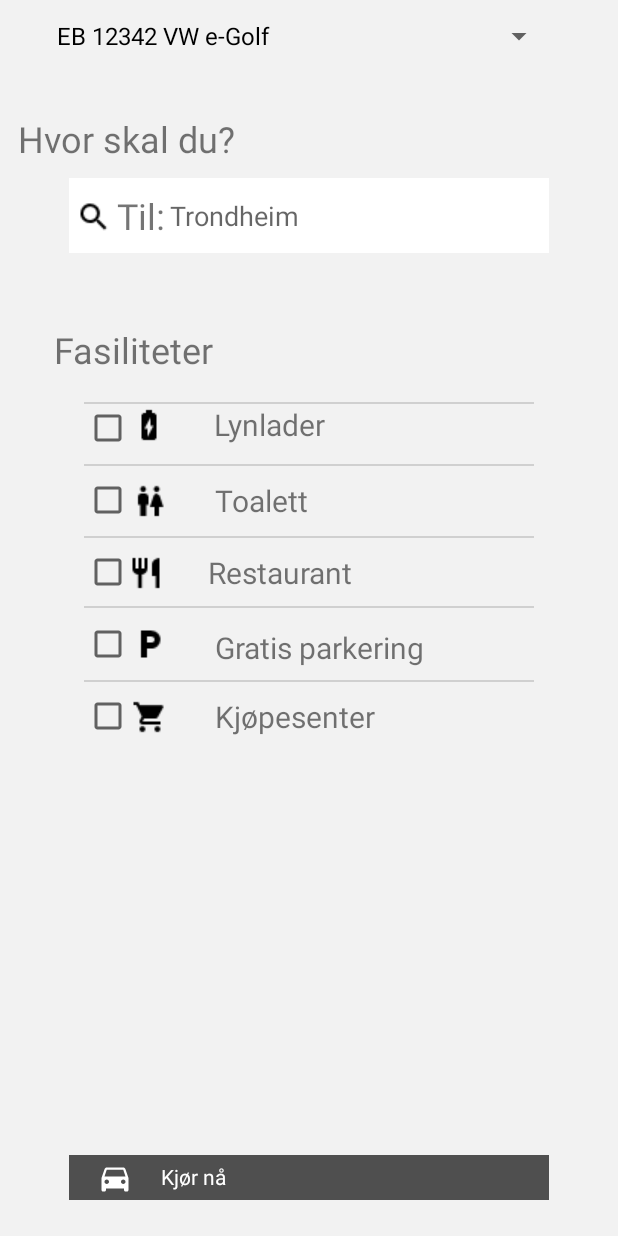
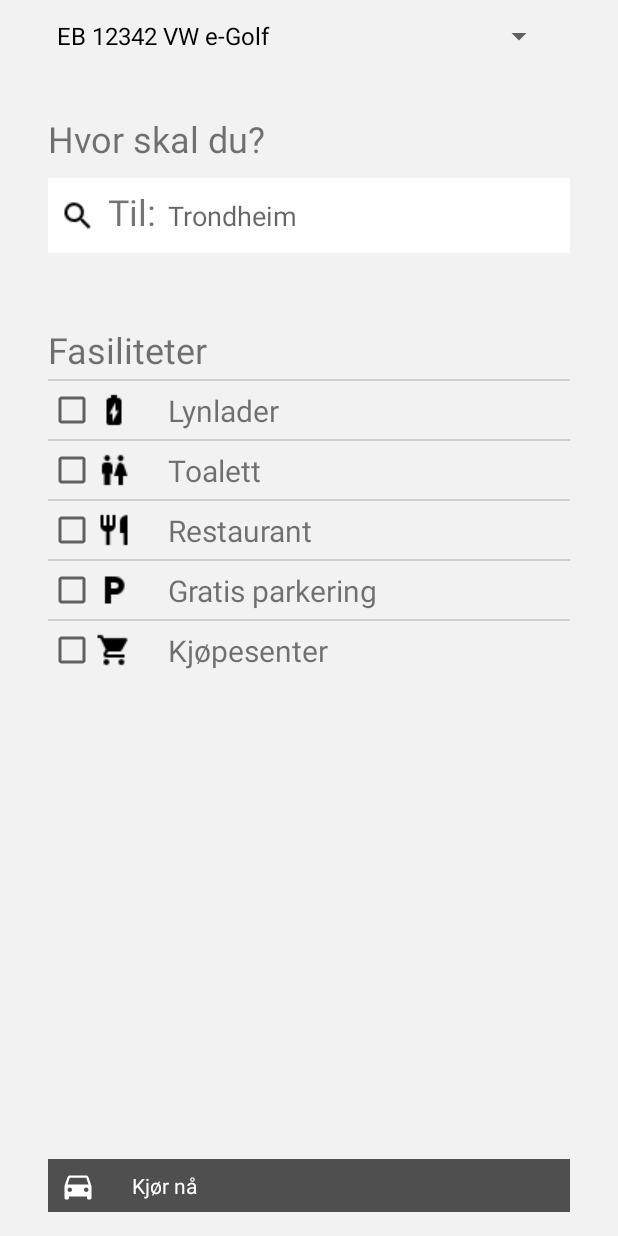
Before and after one commit to redhotk1m/Elfin, an Android app: the screen it shows after launch (MainActivity), on a phone screen of 412 x 824 dp. Run offline under Robolectric (Android 15) with nearby library versions, the phone set to English and light mode, and no system bars; libraries missing offline, so code that uses them is left out: rebus.permissionutils.

Commit message:
Fikset activity main sitt contraint, bør fikses mer. Laget statisk metode for beregning av distanse mellom to koordinater i KM.

```diff
--- /dev/null
+++ b/app/src/main/java/com/example/elfin/API/Nobil.java
@@ -0,0 +1,9 @@
+package com.example.elfin.API;
+
+public class Nobil {
+
+
+
+
+
+}
--- a/app/src/main/java/com/example/elfin/AboutCharger.java
+++ b/app/src/main/java/com/example/elfin/AboutCharger.java
@@ -28,7 +28,6 @@ public class AboutCharger extends AppCompatActivity {
                 if (mapIntent.resolveActivity(getPackageManager()) != null) {
                     startActivity(mapIntent);
                 }
-
             }
         });
 
--- a/app/src/main/java/com/example/elfin/AddCarActivity.java
+++ b/app/src/main/java/com/example/elfin/AddCarActivity.java
@@ -25,6 +25,7 @@ import com.google.firebase.firestore.QuerySnapshot;
 public class AddCarActivity extends AppCompatActivity {
 
     private final String TAG = "AddCarActivity";
+    public static Elbil elbil = new Elbil();
 
     private FirebaseFirestore db = FirebaseFirestore.getInstance();
     private CollectionReference elbilRef = db.collection("Elbiler");
--- a/app/src/main/java/com/example/elfin/MainActivity.java
+++ b/app/src/main/java/com/example/elfin/MainActivity.java
@@ -17,6 +17,7 @@ import android.widget.EditText;
 import android.widget.ImageButton;
 import android.widget.Spinner;
 
+import com.example.elfin.API.CarInfoAPI;
 import com.google.android.gms.location.LocationRequest;
 import com.google.android.gms.maps.GoogleMap;
 
@@ -45,6 +46,8 @@ public class MainActivity extends AppCompatActivity implements ActivityCompat.On
         ArrayAdapter<String> adapter = new ArrayAdapter<>(this, android.R.layout.simple_spinner_dropdown_item, items);
         dropdown.setAdapter(adapter);
         dropdown.setPrompt("EB12342 VW e-Golf");
+        //Intent intent = new Intent(this,AboutCharger.class);
+        //startActivity(intent);
 
 
 
--- /dev/null
+++ b/app/src/main/java/com/example/elfin/staticMethods/Distance.java
@@ -0,0 +1,12 @@
+package com.example.elfin.staticMethods;
+
+public class Distance {
+    public static long distanceBetweenKM(double lat1, double lon1, double lat2, double lon2){
+        double p = 0.017453292519943295;
+        double a = 0.5 - Math.cos((lat2 - lat1) * p)/2 +
+                Math.cos(lat1 * p) * Math.cos(lat2 * p) *
+                        (1 - Math.cos((lon2 - lon1) * p))/2;
+        long result = Math.round(12742 * Math.asin(Math.sqrt(a)));
+        return result;
+    }
+}
--- a/app/src/main/res/layout/activity_about_charger.xml
+++ b/app/src/main/res/layout/activity_about_charger.xml
@@ -8,15 +8,17 @@
 
     <ImageView
         android:id="@+id/imageView3"
-        android:layout_width="330dp"
+        android:layout_width="0dp"
         android:layout_height="100dp"
+        android:layout_marginStart="16dp"
+        android:layout_marginTop="16dp"
+        android:layout_marginEnd="16dp"
         android:scaleType="centerCrop"
         app:layout_constraintBottom_toBottomOf="parent"
         app:layout_constraintEnd_toEndOf="parent"
-        app:layout_constraintHorizontal_bias="0.333"
         app:layout_constraintStart_toStartOf="parent"
         app:layout_constraintTop_toTopOf="parent"
-        app:layout_constraintVertical_bias="0.025"
+        app:layout_constraintVertical_bias="0.0"
         app:srcCompat="@drawable/staticmap" />
 
     <Button
@@ -40,10 +42,10 @@
         android:textStyle="bold"
         app:layout_constraintBottom_toBottomOf="@+id/imageView3"
         app:layout_constraintEnd_toEndOf="@+id/imageView3"
-        app:layout_constraintHorizontal_bias="0.056"
+        app:layout_constraintHorizontal_bias="0.022"
         app:layout_constraintStart_toStartOf="@+id/imageView3"
         app:layout_constraintTop_toTopOf="@+id/imageView3"
-        app:layout_constraintVertical_bias="0.2" />
+        app:layout_constraintVertical_bias="0.105" />
 
     <TextView
         android:id="@+id/textView2"
@@ -55,5 +57,5 @@
         app:layout_constraintHorizontal_bias="0.027"
         app:layout_constraintStart_toStartOf="@+id/imageView3"
         app:layout_constraintTop_toBottomOf="@+id/textView"
-        app:layout_constraintVertical_bias="0.292" />
+        app:layout_constraintVertical_bias="0.0" />
 </androidx.constraintlayout.widget.ConstraintLayout>
--- a/app/src/main/res/layout/activity_main.xml
+++ b/app/src/main/res/layout/activity_main.xml
@@ -28,23 +28,27 @@
         android:id="@+id/headerText"
         android:layout_width="wrap_content"
         android:layout_height="wrap_content"
+        android:layout_marginStart="32dp"
         android:layout_marginTop="28dp"
         android:text="@string/startMainTitle"
         android:textSize="24sp"
         app:layout_constraintEnd_toEndOf="parent"
-        app:layout_constraintHorizontal_bias="0.046"
+        app:layout_constraintHorizontal_bias="0.0"
         app:layout_constraintStart_toStartOf="parent"
         app:layout_constraintTop_toBottomOf="@+id/chooseCar" />
 
     <View
         android:id="@+id/rectangleTo"
-        android:layout_width="320dp"
+        android:layout_width="0dp"
         android:layout_height="50dp"
         android:layout_alignParentTop="true"
+        android:layout_marginStart="32dp"
         android:layout_marginTop="10dp"
+        android:layout_marginEnd="32dp"
         android:background="@color/whiteColor"
         android:visibility="visible"
         app:layout_constraintEnd_toEndOf="parent"
+        app:layout_constraintHorizontal_bias="0.3"
         app:layout_constraintStart_toStartOf="parent"
         app:layout_constraintTop_toBottomOf="@+id/headerText" />
 
@@ -52,215 +56,201 @@
         android:id="@+id/textTo"
         android:layout_width="wrap_content"
         android:layout_height="wrap_content"
+        android:layout_marginStart="8dp"
         android:text="@string/to"
         android:textSize="24sp"
-        app:layout_constraintBottom_toBottomOf="@+id/rectangleTo"
-        app:layout_constraintEnd_toEndOf="@+id/rectangleTo"
-        app:layout_constraintHorizontal_bias="0.11"
-        app:layout_constraintStart_toStartOf="@+id/rectangleTo"
-        app:layout_constraintTop_toBottomOf="@+id/headerText"
-        app:layout_constraintVertical_bias="0.678" />
+        app:layout_constraintBaseline_toBaselineOf="@+id/editTextToAPlace"
+        app:layout_constraintStart_toEndOf="@+id/imageViewSearch" />
 
     <EditText
         android:id="@+id/editTextToAPlace"
-        android:layout_width="250dp"
+        android:layout_width="0dp"
         android:layout_height="wrap_content"
+        android:layout_marginStart="8dp"
         android:background="@null"
         android:ems="10"
+        android:hint="@string/trondheim"
+        android:importantForAutofill="no"
         android:inputType="text"
+
         app:layout_constraintBottom_toBottomOf="@+id/rectangleTo"
         app:layout_constraintEnd_toEndOf="@+id/rectangleTo"
         app:layout_constraintStart_toEndOf="@+id/textTo"
-
-        android:hint="@string/trondheim"
-        app:layout_constraintTop_toTopOf="@+id/rectangleTo"
-        android:importantForAutofill="no" />
+        app:layout_constraintTop_toTopOf="@+id/rectangleTo" />
 
     <ImageView
         android:id="@+id/imageViewSearch"
         android:layout_width="wrap_content"
         android:layout_height="wrap_content"
+        android:layout_marginStart="8dp"
         android:contentDescription="@string/search"
         app:layout_constraintBottom_toBottomOf="@+id/rectangleTo"
-        app:layout_constraintEnd_toEndOf="@+id/rectangleTo"
-        app:layout_constraintHorizontal_bias="0.015"
         app:layout_constraintStart_toStartOf="@+id/rectangleTo"
         app:layout_constraintTop_toTopOf="@+id/rectangleTo"
-        app:layout_constraintVertical_bias="0.538"
         app:srcCompat="@drawable/baseline_search_black_24dp" />
-
 
 
     <TextView
         android:id="@+id/facilities"
         android:layout_width="wrap_content"
         android:layout_height="wrap_content"
+        android:layout_marginStart="32dp"
         android:layout_marginTop="48dp"
         android:text="@string/startSubTitle"
         android:textSize="24sp"
         app:layout_constraintEnd_toEndOf="parent"
-        app:layout_constraintHorizontal_bias="0.118"
+        app:layout_constraintHorizontal_bias="0.0"
         app:layout_constraintStart_toStartOf="parent"
         app:layout_constraintTop_toBottomOf="@+id/rectangleTo" />
 
 
-
-
-
-
     <CheckBox
         android:id="@+id/checkBoxCharger"
-        android:layout_width="300dp"
+        android:layout_width="0dp"
         android:layout_height="wrap_content"
-        android:layout_marginTop="20dp"
+        android:layout_marginTop="8dp"
         android:textStyle="bold"
-        app:layout_constraintEnd_toEndOf="parent"
-        app:layout_constraintStart_toStartOf="parent"
+        app:layout_constraintEnd_toEndOf="@+id/line"
+        app:layout_constraintHorizontal_bias="0.0"
+        app:layout_constraintStart_toStartOf="@+id/line"
         app:layout_constraintTop_toBottomOf="@+id/facilities" />
 
     <CheckBox
         android:id="@+id/checkBoxWC"
-        android:layout_width="300dp"
+        android:layout_width="0dp"
         android:layout_height="wrap_content"
-        android:layout_marginTop="16dp"
-        app:layout_constraintEnd_toEndOf="parent"
-        app:layout_constraintStart_toStartOf="parent"
-        app:layout_constraintTop_toBottomOf="@+id/checkBoxCharger"
-        />
+        android:layout_marginTop="8dp"
+        app:layout_constraintEnd_toEndOf="@+id/line2"
+        app:layout_constraintHorizontal_bias="0.0"
+        app:layout_constraintStart_toStartOf="@+id/line2"
+        app:layout_constraintTop_toBottomOf="@+id/checkBoxCharger" />
 
     <CheckBox
         android:id="@+id/checkBoxResturant"
-        android:layout_width="300dp"
+        android:layout_width="0dp"
         android:layout_height="wrap_content"
-        android:layout_marginTop="16dp"
-        app:layout_constraintEnd_toEndOf="parent"
-        app:layout_constraintStart_toStartOf="parent"
+        android:layout_marginTop="8dp"
+        app:layout_constraintEnd_toEndOf="@+id/line3"
+        app:layout_constraintHorizontal_bias="0.51"
+        app:layout_constraintStart_toStartOf="@+id/line3"
         app:layout_constraintTop_toBottomOf="@+id/checkBoxWC" />
 
     <CheckBox
         android:id="@+id/checkBoxParkering"
-        android:layout_width="300dp"
+        android:layout_width="0dp"
         android:layout_height="wrap_content"
-        android:layout_marginTop="16dp"
+        android:layout_marginTop="8dp"
         android:textSize="20sp"
-        app:layout_constraintEnd_toEndOf="parent"
-        app:layout_constraintStart_toStartOf="parent"
+        app:layout_constraintEnd_toEndOf="@+id/line4"
+        app:layout_constraintHorizontal_bias="0.0"
+        app:layout_constraintStart_toStartOf="@+id/line4"
         app:layout_constraintTop_toBottomOf="@+id/checkBoxResturant" />
 
     <CheckBox
         android:id="@+id/checkBoxShopping"
-        android:layout_width="300dp"
+        android:layout_width="0dp"
         android:layout_height="wrap_content"
-        android:layout_marginTop="16dp"
-        app:layout_constraintEnd_toEndOf="parent"
-        app:layout_constraintStart_toStartOf="parent"
+        android:layout_marginTop="8dp"
+        app:layout_constraintEnd_toEndOf="@+id/line5"
+        app:layout_constraintHorizontal_bias="0.504"
+        app:layout_constraintStart_toStartOf="@+id/line5"
         app:layout_constraintTop_toBottomOf="@+id/checkBoxParkering" />
 
     <TextView
         android:id="@+id/textViewThunderCharger"
         android:layout_width="wrap_content"
         android:layout_height="wrap_content"
+        android:layout_marginStart="24dp"
         android:text="@string/thunderCharger"
         android:textSize="20sp"
         app:layout_constraintBottom_toBottomOf="@+id/checkBoxCharger"
-        app:layout_constraintEnd_toEndOf="@+id/checkBoxCharger"
-        app:layout_constraintHorizontal_bias="0.386"
-        app:layout_constraintStart_toStartOf="@+id/checkBoxCharger"
-        app:layout_constraintTop_toTopOf="@+id/checkBoxCharger"
-        app:layout_constraintVertical_bias="0.0" />
+        app:layout_constraintStart_toEndOf="@+id/imageViewCharger"
+        app:layout_constraintTop_toTopOf="@+id/checkBoxCharger" />
 
     <TextView
         android:id="@+id/textViewWc"
         android:layout_width="wrap_content"
         android:layout_height="wrap_content"
+        android:layout_marginStart="24dp"
         android:text="@string/wc"
         android:textSize="20sp"
         app:layout_constraintBottom_toBottomOf="@+id/checkBoxWC"
-        app:layout_constraintEnd_toEndOf="@+id/checkBoxWC"
-        app:layout_constraintHorizontal_bias="0.367"
-        app:layout_constraintStart_toStartOf="@+id/checkBoxWC"
-        app:layout_constraintTop_toTopOf="@+id/checkBoxWC"
-        app:layout_constraintVertical_bias="0.5" />
+        app:layout_constraintStart_toEndOf="@+id/imageViewWc"
+        app:layout_constraintTop_toTopOf="@+id/checkBoxWC" />
 
     <TextView
         android:id="@+id/textViewResturant"
         android:layout_width="wrap_content"
         android:layout_height="wrap_content"
+        android:layout_marginStart="24dp"
         android:text="@string/resturant"
         android:textSize="20sp"
         app:layout_constraintBottom_toBottomOf="@+id/checkBoxResturant"
-        app:layout_constraintEnd_toEndOf="@+id/checkBoxResturant"
-        app:layout_constraintHorizontal_bias="0.406"
-        app:layout_constraintStart_toStartOf="@+id/checkBoxResturant"
-        app:layout_constraintTop_toTopOf="@+id/checkBoxResturant"
-        app:layout_constraintVertical_bias="0.5" />
+        app:layout_constraintStart_toEndOf="@+id/imageViewResturant"
+        app:layout_constraintTop_toTopOf="@+id/checkBoxResturant" />
 
     <TextView
         android:id="@+id/textViewFreeParking"
         android:layout_width="wrap_content"
         android:layout_height="wrap_content"
+        android:layout_marginStart="24dp"
         android:text="@string/freeParking"
         android:textSize="20sp"
         app:layout_constraintBottom_toBottomOf="@+id/checkBoxParkering"
-        app:layout_constraintEnd_toEndOf="@+id/checkBoxParkering"
-        app:layout_constraintHorizontal_bias="0.547"
-        app:layout_constraintStart_toStartOf="@+id/checkBoxParkering"
-        app:layout_constraintTop_toTopOf="@+id/checkBoxParkering"
-        app:layout_constraintVertical_bias="1.0" />
+        app:layout_constraintStart_toEndOf="@+id/imageViewParking"
+        app:layout_constraintTop_toTopOf="@+id/checkBoxParkering" />
 
     <TextView
         android:id="@+id/textViewShopping"
         android:layout_width="wrap_content"
         android:layout_height="wrap_content"
+        android:layout_marginStart="24dp"
         android:text="@string/shoppingCenter"
         android:textSize="20sp"
         app:layout_constraintBottom_toBottomOf="@+id/checkBoxShopping"
-        app:layout_constraintEnd_toEndOf="@+id/checkBoxShopping"
-        app:layout_constraintHorizontal_bias="0.45"
-        app:layout_constraintStart_toStartOf="@+id/checkBoxShopping"
-        app:layout_constraintTop_toTopOf="@+id/checkBoxShopping"
-        app:layout_constraintVertical_bias="0.5" />
+        app:layout_constraintStart_toEndOf="@+id/imageViewShoppig"
+        app:layout_constraintTop_toTopOf="@+id/checkBoxShopping" />
 
     <ImageView
         android:id="@+id/imageViewCharger"
         android:layout_width="wrap_content"
         android:layout_height="wrap_content"
+        android:layout_marginStart="32dp"
         android:contentDescription="@string/thunderCharger"
-        app:layout_constraintBottom_toBottomOf="@+id/textViewThunderCharger"
-        app:layout_constraintEnd_toStartOf="@+id/textViewThunderCharger"
+        app:layout_constraintBottom_toBottomOf="@+id/checkBoxCharger"
         app:layout_constraintStart_toStartOf="@+id/checkBoxCharger"
-        app:layout_constraintTop_toTopOf="@+id/textViewThunderCharger"
+        app:layout_constraintTop_toTopOf="@+id/checkBoxCharger"
         app:srcCompat="@drawable/baseline_battery_charging_full_black_24dp" />
 
     <ImageView
         android:id="@+id/imageViewWc"
         android:layout_width="wrap_content"
         android:layout_height="wrap_content"
+        android:layout_marginStart="32dp"
         android:contentDescription="@string/wc"
-        app:layout_constraintBottom_toBottomOf="@+id/textViewWc"
-        app:layout_constraintEnd_toStartOf="@+id/textViewWc"
+        app:layout_constraintBottom_toBottomOf="@+id/checkBoxWC"
         app:layout_constraintStart_toStartOf="@+id/checkBoxWC"
-        app:layout_constraintTop_toTopOf="@+id/textViewWc"
+        app:layout_constraintTop_toTopOf="@+id/checkBoxWC"
         app:srcCompat="@drawable/baseline_wc_black_24dp" />
 
     <ImageView
         android:id="@+id/imageViewResturant"
         android:layout_width="wrap_content"
         android:layout_height="wrap_content"
+        android:layout_marginStart="32dp"
         android:contentDescription="@string/resturant"
-        app:layout_constraintBottom_toBottomOf="@+id/textViewResturant"
-        app:layout_constraintEnd_toStartOf="@+id/textViewResturant"
+        app:layout_constraintBottom_toBottomOf="@+id/checkBoxResturant"
         app:layout_constraintStart_toStartOf="@+id/checkBoxResturant"
-        app:layout_constraintTop_toTopOf="@+id/textViewResturant"
+        app:layout_constraintTop_toTopOf="@+id/checkBoxResturant"
         app:srcCompat="@drawable/baseline_restaurant_black_24dp" />
 
     <ImageView
         android:id="@+id/imageViewParking"
         android:layout_width="wrap_content"
         android:layout_height="wrap_content"
+        android:layout_marginStart="32dp"
         android:contentDescription="@string/freeParking"
         app:layout_constraintBottom_toBottomOf="@+id/checkBoxParkering"
-        app:layout_constraintEnd_toStartOf="@+id/textViewFreeParking"
         app:layout_constraintStart_toStartOf="@+id/checkBoxParkering"
         app:layout_constraintTop_toTopOf="@+id/checkBoxParkering"
         app:srcCompat="@drawable/baseline_local_parking_black_24dp" />
@@ -269,45 +259,47 @@
         android:id="@+id/imageViewShoppig"
         android:layout_width="wrap_content"
         android:layout_height="wrap_content"
+        android:layout_marginStart="32dp"
         android:contentDescription="@string/shoppingCenter"
-        app:layout_constraintBottom_toBottomOf="@+id/textViewShopping"
-        app:layout_constraintEnd_toStartOf="@+id/textViewShopping"
+        app:layout_constraintBottom_toBottomOf="@+id/checkBoxShopping"
         app:layout_constraintStart_toStartOf="@+id/checkBoxShopping"
-        app:layout_constraintTop_toTopOf="@+id/textViewShopping"
+        app:layout_constraintTop_toTopOf="@+id/checkBoxShopping"
         app:srcCompat="@drawable/baseline_shopping_cart_black_24dp" />
 
     <ImageButton
-        android:onClick="nextActivity"
         android:id="@+id/imageButtonDriveNow"
-        android:layout_width="320dp"
-        android:layout_height="30dp"
-        android:layout_marginBottom="24dp"
+        android:layout_width="0dp"
+        android:layout_height="35dp"
+        android:layout_marginStart="32dp"
+        android:layout_marginEnd="32dp"
+        android:layout_marginBottom="16dp"
         android:background="@color/blackColor"
         android:contentDescription="@string/driveNow"
+        android:onClick="nextActivity"
         app:layout_constraintBottom_toBottomOf="parent"
         app:layout_constraintEnd_toEndOf="parent"
-        app:layout_constraintStart_toStartOf="parent" />
+        app:layout_constraintStart_toStartOf="parent"
+        app:layout_constraintTop_toBottomOf="@+id/checkBoxShopping"
+        app:layout_constraintVertical_bias="1.0" />
 
     <TextView
         android:id="@+id/textViewDriveNow"
         android:layout_width="wrap_content"
         android:layout_height="wrap_content"
+        android:layout_marginStart="24dp"
         android:text="@string/driveNow"
         android:textColor="@color/whiteColor"
         app:layout_constraintBottom_toBottomOf="@+id/imageButtonDriveNow"
-        app:layout_constraintEnd_toEndOf="@+id/imageButtonDriveNow"
-        app:layout_constraintHorizontal_bias="0.222"
-        app:layout_constraintStart_toStartOf="@+id/imageButtonDriveNow"
-        app:layout_constraintTop_toTopOf="@+id/imageButtonDriveNow"
-        app:layout_constraintVertical_bias="0.454" />
+        app:layout_constraintStart_toEndOf="@+id/imageViewDriveNow"
+        app:layout_constraintTop_toTopOf="@+id/imageButtonDriveNow" />
 
     <ImageView
         android:id="@+id/imageViewDriveNow"
         android:layout_width="wrap_content"
         android:layout_height="wrap_content"
+        android:layout_marginStart="8dp"
         android:contentDescription="@string/driveNow"
         app:layout_constraintBottom_toBottomOf="@+id/imageButtonDriveNow"
-        app:layout_constraintEnd_toStartOf="@+id/textViewDriveNow"
         app:layout_constraintStart_toStartOf="@+id/imageButtonDriveNow"
         app:layout_constraintTop_toTopOf="@+id/imageButtonDriveNow"
         app:srcCompat="@drawable/ic_directions_car_black_24dp" />
@@ -315,81 +307,83 @@
 
     <View
         android:id="@+id/line"
-        android:layout_width="300dp"
+        android:layout_width="0dp"
         android:layout_height="1dp"
         android:layout_alignParentTop="true"
+        android:layout_marginStart="32dp"
+        android:layout_marginEnd="32dp"
         android:alpha="0.2"
         android:background="@color/blackColor"
         android:visibility="visible"
         app:layout_constraintBottom_toTopOf="@+id/checkBoxCharger"
         app:layout_constraintEnd_toEndOf="parent"
+        app:layout_constraintHorizontal_bias="0.504"
         app:layout_constraintStart_toStartOf="parent"
-        app:layout_constraintTop_toBottomOf="@+id/facilities"
-        app:layout_constraintVertical_bias="1.0" />
-
+        app:layout_constraintTop_toBottomOf="@+id/facilities" />
 
     <View
         android:id="@+id/line2"
-        android:layout_width="300dp"
+        android:layout_width="0dp"
         android:layout_height="1dp"
         android:layout_alignParentTop="true"
+        android:layout_marginStart="32dp"
+        android:layout_marginEnd="32dp"
         android:alpha="0.2"
         android:background="@color/blackColor"
         android:visibility="visible"
         app:layout_constraintBottom_toTopOf="@+id/checkBoxWC"
         app:layout_constraintEnd_toEndOf="parent"
         app:layout_constraintStart_toStartOf="parent"
-        app:layout_constraintTop_toTopOf="@+id/checkBoxCharger"
-        app:layout_constraintVertical_bias="0.851" />
+        app:layout_constraintTop_toBottomOf="@+id/checkBoxCharger" />
 
 
     <View
         android:id="@+id/line3"
-        android:layout_width="300dp"
+        android:layout_width="0dp"
         android:layout_height="1dp"
         android:layout_alignParentTop="true"
+        android:layout_marginStart="32dp"
+        android:layout_marginEnd="32dp"
         android:alpha="0.2"
         android:background="@color/blackColor"
         android:visibility="visible"
         app:layout_constraintBottom_toTopOf="@+id/checkBoxResturant"
         app:layout_constraintEnd_toEndOf="parent"
+        app:layout_constraintHorizontal_bias="0.594"
         app:layout_constraintStart_toStartOf="parent"
-        app:layout_constraintTop_toTopOf="@+id/checkBoxWC"
-        app:layout_constraintVertical_bias="0.851" />
+        app:layout_constraintTop_toBottomOf="@+id/checkBoxWC" />
 
 
     <View
         android:id="@+id/line4"
-        android:layout_width="300dp"
+        android:layout_width="0dp"
         android:layout_height="1dp"
         android:layout_alignParentTop="true"
+        android:layout_marginStart="32dp"
+        android:layout_marginEnd="32dp"
         android:alpha="0.2"
         android:background="@color/blackColor"
         android:visibility="visible"
         app:layout_constraintBottom_toTopOf="@+id/checkBoxParkering"
         app:layout_constraintEnd_toEndOf="parent"
         app:layout_constraintStart_toStartOf="parent"
-        app:layout_constraintTop_toTopOf="@+id/checkBoxResturant"
-        app:layout_constraintVertical_bias="0.829" />
-
+        app:layout_constraintTop_toBottomOf="@+id/checkBoxResturant" />
 
     <View
         android:id="@+id/line5"
-        android:layout_width="300dp"
+        android:layout_width="0dp"
         android:layout_height="1dp"
         android:layout_alignParentTop="true"
+        android:layout_marginStart="32dp"
+        android:layout_marginEnd="32dp"
         android:alpha="0.2"
         android:background="@color/blackColor"
         android:visibility="visible"
         app:layout_constraintBottom_toTopOf="@+id/checkBoxShopping"
         app:layout_constraintEnd_toEndOf="parent"
+        app:layout_constraintHorizontal_bias="0.504"
         app:layout_constraintStart_toStartOf="parent"
-        app:layout_constraintTop_toTopOf="@+id/checkBoxParkering"
-        app:layout_constraintVertical_bias="0.851" />
-
-
-
-
+        app:layout_constraintTop_toBottomOf="@+id/checkBoxParkering" />
 
 
 </androidx.constraintlayout.widget.ConstraintLayout>
```
Also changed, not shown: app/src/main/AndroidManifest.xml (+8 -1 lines).
